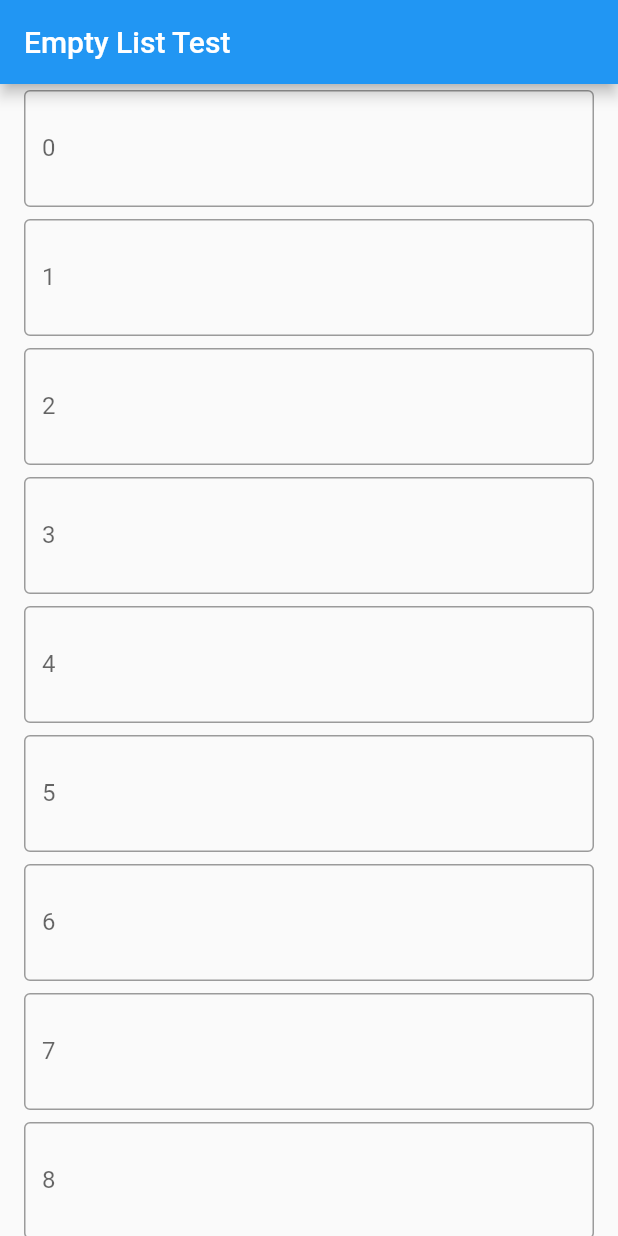
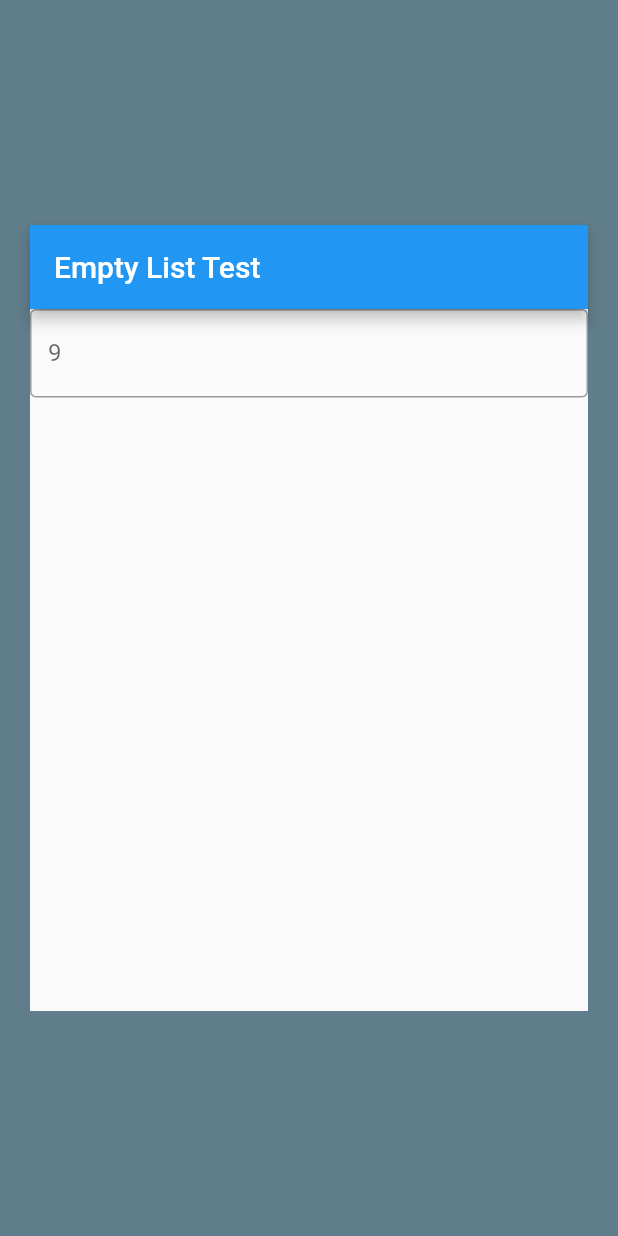
Before and after one commit to Jarod-Wylie/HelloFlutter, a Flutter app: the screen it shows after launch, on a phone screen of 412 x 824 dp. Run offline on Flutter 3.47's test engine with Material 2 defaults, Android fonts, the phone set to English and light mode, and no system bars.

Commit message:
Textfield within container and row

```diff
--- a/lib/main.dart
+++ b/lib/main.dart
@@ -66,26 +66,27 @@ class _TextEditField extends State<TextEditField> {
 
   @override
   Widget build(BuildContext context) {
-    return Scaffold(
-      appBar: AppBar(title: const Text('Empty List Test')),
-      body: itemCount > 0
-          ? ListView.builder(
-              itemCount: itemCount,
-              itemBuilder: (BuildContext context, int index) {
-                return ListTile(
-                  title: TextField(
+    return Container(
+      color: Colors.blueGrey,
+      padding: const EdgeInsets.symmetric(horizontal: 20, vertical: 150),
+      child: Row(mainAxisSize: MainAxisSize.min, children: [
+        Expanded(
+            child: Scaffold(
+                appBar: AppBar(title: const Text('Empty List Test')),
+                body: SizedBox(
+                  height: 2000,
+                  width: 2000,
+                  child: TextField(
                     decoration: InputDecoration(
                       border: OutlineInputBorder(),
-                      labelText: index.toString(),
+                      labelText: itemCount.toString(),
                     ),
                     textInputAction: extendList(itemCount),
-                    minLines: 2,
-                    maxLines: 2,
+                    minLines: 1,
+                    maxLines: 1,
                   ),
-                );
-              },
-            )
-          : const Center(child: Text('No items')),
+                )))
+      ]),
     );
   }
 }
```
